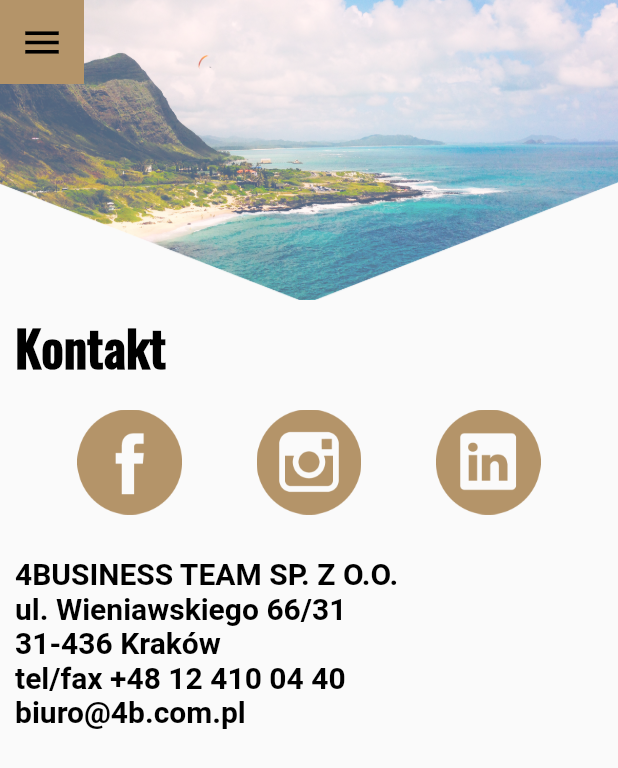
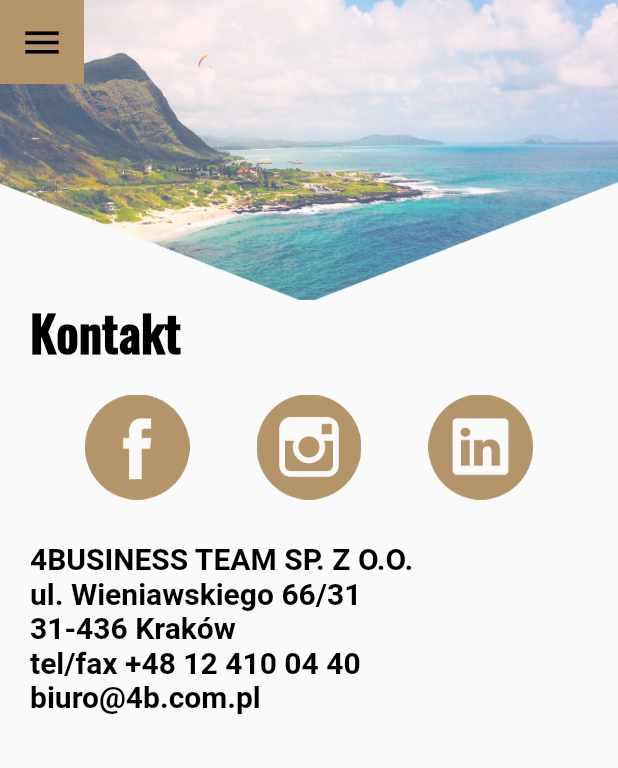
Before and after one commit to mateusz-grzegorzek/4B-mobile-app, a Flutter app: the MainContactPage screen opened by its route, on a phone screen of 412 x 824 dp. Shown: the top 768 px of the screen. Run offline on Flutter 3.47's test engine with Material 2 defaults, Android fonts, the phone set to English and light mode, and no system bars; our stand-ins replace firebase_database, shared_preferences; accounts and stored records are empty; generated files the repository leaves out were written again.

Commit message:
Horizontal symmetric padding unified

```diff
--- a/lib/pages/home/contact/contact_page.dart
+++ b/lib/pages/home/contact/contact_page.dart
@@ -69,7 +69,7 @@ class _MainContactPageState extends State<MainContactPage> {
 
   Widget fBuildBody() {
     return Container(
-        padding: EdgeInsets.all(10),
+        padding: EdgeInsets.symmetric(horizontal: 20.0),
         child: Column(
           crossAxisAlignment: CrossAxisAlignment.start,
           children: <Widget>[
--- a/lib/pages/trips/contact/contact_page.dart
+++ b/lib/pages/trips/contact/contact_page.dart
@@ -7,8 +7,7 @@ import 'package:business_mobile_app/pages/common/contact/contact_list.dart';
 import 'package:business_mobile_app/pages/trips/trips_page.dart';
 import 'package:business_mobile_app/utils/widgets/silver_page_content.dart';
 import 'package:business_mobile_app/utils/firebase_data.dart';
-import '../../../utils/fonts.dart';
-import '../../../utils/print.dart';
+import 'package:business_mobile_app/utils/print.dart';
 
 class TripContactPage extends StatefulWidget {
   static const String Id = "TripContactPage";
@@ -52,7 +51,7 @@ class _TripContactPageState extends State<TripContactPage> {
         .toList();
 
     return Container(
-        padding: EdgeInsets.all(10),
+        padding: EdgeInsets.symmetric(horizontal: 20.0),
         child: Column(
           crossAxisAlignment: CrossAxisAlignment.start,
           children: <Widget>[
--- a/lib/pages/trips/news/news_page.dart
+++ b/lib/pages/trips/news/news_page.dart
@@ -48,7 +48,7 @@ class _NewsPageState extends State<NewsPage> {
     ];
     items.addAll(fGetNewsList().map((item) => _NewsItem(item)));
     return Container(
-      padding: EdgeInsets.all(10),
+      padding: EdgeInsets.symmetric(horizontal: 20.0),
       child:
           Column(crossAxisAlignment: CrossAxisAlignment.start, children: items),
     );
@@ -63,7 +63,6 @@ class _NewsItem extends StatelessWidget {
   @override
   Widget build(BuildContext context) {
     return Container(
-      padding: EdgeInsets.symmetric(horizontal: 5.0),
       child: Column(
         crossAxisAlignment: CrossAxisAlignment.start,
         children: <Widget>[
```
